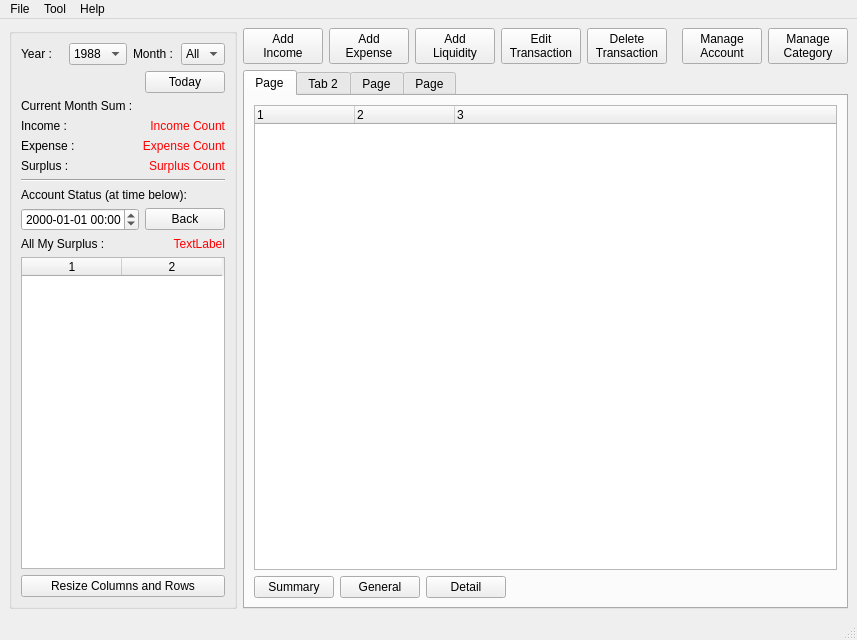
liyiji/account-book, file app_all/accountBook/ABMainWindow.ui: the form before one commit.
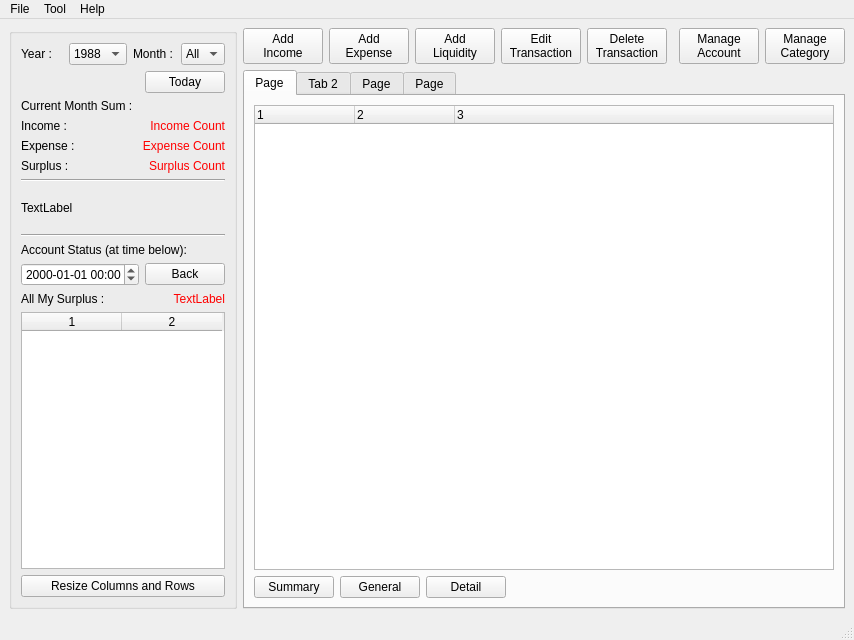
The form after the commit.

Commit message: 加上了Icon，加上了banner，但是暂时把banner隐藏掉了，因为还没有好看的图片。

Patch:
```diff
--- a/app_all/accountBook/ABMainWindow.ui
+++ b/app_all/accountBook/ABMainWindow.ui
@@ -6,7 +6,7 @@
    <rect>
     <x>0</x>
     <y>0</y>
-    <width>857</width>
+    <width>819</width>
     <height>640</height>
    </rect>
   </property>
@@ -340,14 +340,14 @@
          </property>
         </widget>
        </item>
-       <item row="4" column="0">
+       <item row="6" column="0">
         <widget class="QLabel" name="label_4">
          <property name="text">
           <string>Account Status (at time below):</string>
          </property>
         </widget>
        </item>
-       <item row="5" column="0">
+       <item row="7" column="0">
         <layout class="QHBoxLayout" name="horizontalLayout_4">
          <item>
           <widget class="QDateTimeEdit" name="dateTimeEdit">
@@ -365,7 +365,7 @@
          </item>
         </layout>
        </item>
-       <item row="6" column="0">
+       <item row="8" column="0">
         <layout class="QHBoxLayout" name="horizontalLayout_3">
          <item>
           <widget class="QLabel" name="label_3">
@@ -423,7 +423,7 @@
          </item>
         </layout>
        </item>
-       <item row="7" column="0">
+       <item row="9" column="0">
         <widget class="QTableWidget" name="tableAccount">
          <property name="sortingEnabled">
           <bool>true</bool>
@@ -435,13 +435,39 @@
          <column/>
         </widget>
        </item>
-       <item row="8" column="0">
+       <item row="10" column="0">
         <widget class="QPushButton" name="buttonResize">
          <property name="text">
           <string>Resize Columns and Rows</string>
          </property>
         </widget>
        </item>
+       <item row="5" column="0">
+        <widget class="Line" name="line_2">
+         <property name="orientation">
+          <enum>Qt::Horizontal</enum>
+         </property>
+        </widget>
+       </item>
+       <item row="4" column="0">
+        <widget class="QLabel" name="labelBanner">
+         <property name="minimumSize">
+          <size>
+           <width>0</width>
+           <height>40</height>
+          </size>
+         </property>
+         <property name="maximumSize">
+          <size>
+           <width>16777215</width>
+           <height>40</height>
+          </size>
+         </property>
+         <property name="text">
+          <string>TextLabel</string>
+         </property>
+        </widget>
+       </item>
       </layout>
      </widget>
     </item>
@@ -648,8 +674,8 @@
     <rect>
      <x>0</x>
      <y>0</y>
-     <width>873</width>
-     <height>23</height>
+     <width>819</width>
+     <height>19</height>
     </rect>
    </property>
    <widget class="QMenu" name="menuFile">
```
The commit also changes 4 other files.
